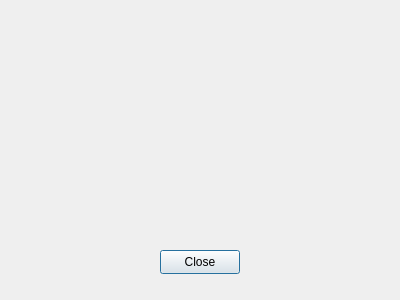
Before: the Qt Designer form aboutdialog.ui in guodongxiaren/QCounter, drawn with Qt 5.
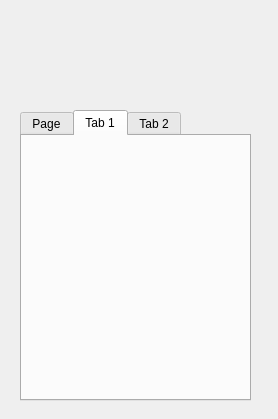
After: the same form once the commit is applied. Icons and pictures are not drawn.

Commit message: 重制了about对话框 并添加了tab和显示图片的label

```diff
--- a/aboutdialog.ui
+++ b/aboutdialog.ui
@@ -6,24 +6,52 @@
    <rect>
     <x>0</x>
     <y>0</y>
-    <width>400</width>
-    <height>300</height>
+    <width>278</width>
+    <height>419</height>
    </rect>
   </property>
   <property name="windowTitle">
    <string>Dialog</string>
   </property>
-  <widget class="QPushButton" name="pushButton">
+  <widget class="QTabWidget" name="aboutTab">
    <property name="geometry">
     <rect>
-     <x>160</x>
-     <y>250</y>
-     <width>80</width>
-     <height>24</height>
+     <x>20</x>
+     <y>110</y>
+     <width>231</width>
+     <height>291</height>
+    </rect>
+   </property>
+   <property name="currentIndex">
+    <number>1</number>
+   </property>
+   <widget class="QWidget" name="tab_3">
+    <attribute name="title">
+     <string>Page</string>
+    </attribute>
+   </widget>
+   <widget class="QWidget" name="tab">
+    <attribute name="title">
+     <string>Tab 1</string>
+    </attribute>
+   </widget>
+   <widget class="QWidget" name="tab_2">
+    <attribute name="title">
+     <string>Tab 2</string>
+    </attribute>
+   </widget>
+  </widget>
+  <widget class="QLabel" name="logoLabel">
+   <property name="geometry">
+    <rect>
+     <x>10</x>
+     <y>10</y>
+     <width>111</width>
+     <height>101</height>
     </rect>
    </property>
    <property name="text">
-    <string>Close</string>
+    <string>&lt;html&gt;&lt;head/&gt;&lt;body&gt;&lt;p&gt;&lt;img src=&quot;:/logo/Image/calc.png&quot; width=&quot;100&quot;/&gt;&lt;/p&gt;&lt;/body&gt;&lt;/html&gt;</string>
    </property>
   </widget>
  </widget>
```
Left out of the diff: 4 changed lines with no effect on the pictures. The commit also changes 6 other files.
